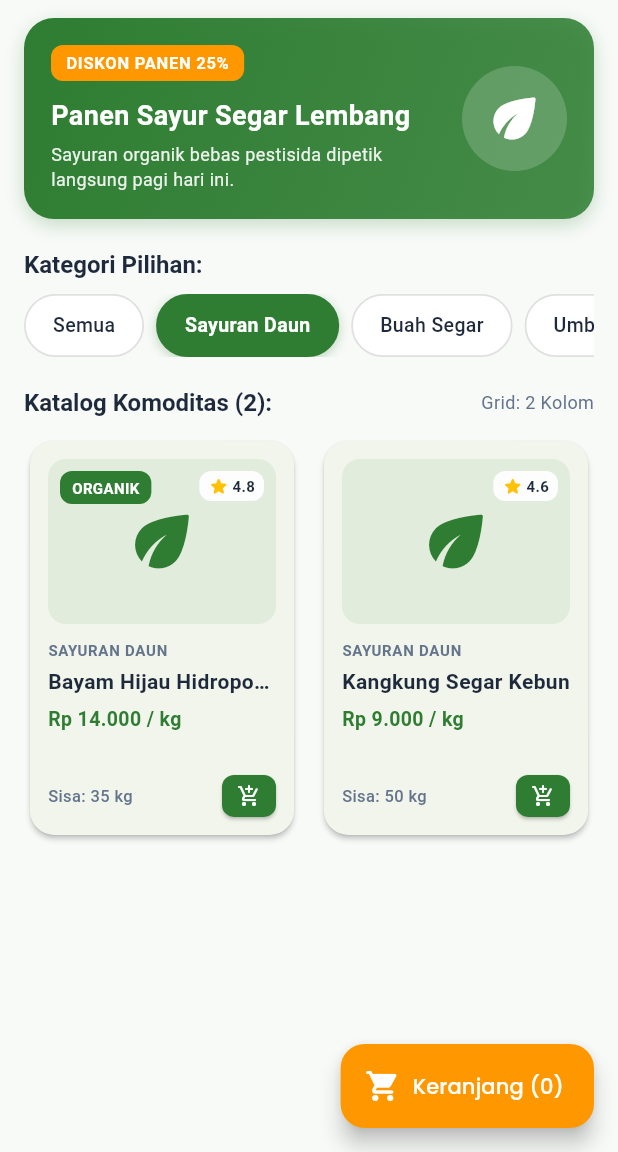
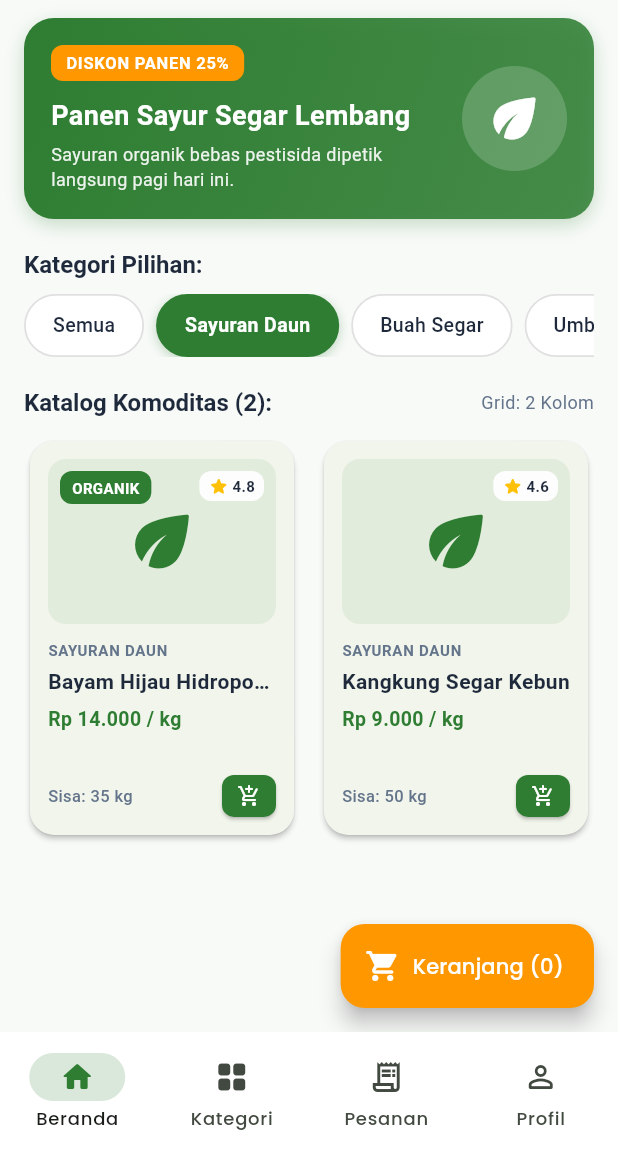
Before and after one commit to nasri1110/flutter-1, a Flutter app: the screen it shows after launch, after a tap on "Sayuran Daun", on a phone screen of 412 x 824 dp, the part 84-1236 px from its top. Run offline on Flutter 3.47's test engine with Material 3 defaults, Android fonts, the phone set to English and light mode, and no system bars; our stand-ins replace google_fonts.

Commit message:
feat(ui): implement M3 NavigationBar shell with 4 tabs, CustomButton, and SectionHeader

```diff
--- /dev/null
+++ b/lib/features/category/categories_screen.dart
@@ -0,0 +1,45 @@
+import 'package:flutter/material.dart';
+import 'package:sayur_hub/core/mock/mock_produce_data.dart';
+import 'package:sayur_hub/core/theme/app_colors.dart';
+import 'package:sayur_hub/core/utils/catalog_processor.dart';
+
+class CategoriesScreen extends StatelessWidget {
+  const CategoriesScreen({super.key});
+
+  @override
+  Widget build(BuildContext context) {
+    final categories = CatalogProcessor.getProduceCategories(MockProduceData.products).toList();
+
+    return Scaffold(
+      appBar: AppBar(title: const Text('Kategori Sayur & Buah')),
+      body: ListView.separated(
+        padding: const EdgeInsets.all(16),
+        itemCount: categories.length,
+        separatorBuilder: (_, __) => const SizedBox(height: 10),
+        itemBuilder: (context, index) {
+          final cat = categories[index];
+          return Card(
+            elevation: 0,
+            shape: RoundedRectangleBorder(
+              borderRadius: BorderRadius.circular(14),
+              side: BorderSide(color: Colors.grey.shade200),
+            ),
+            child: ListTile(
+              leading: Container(
+                padding: const EdgeInsets.all(10),
+                decoration: BoxDecoration(
+                  color: AppColors.primaryGreen.withOpacity(0.1),
+                  shape: BoxShape.circle,
+                ),
+                child: const Icon(Icons.eco_rounded, color: AppColors.primaryGreen),
+              ),
+              title: Text(cat, style: const TextStyle(fontWeight: FontWeight.bold)),
+              trailing: const Icon(Icons.arrow_forward_ios_rounded, size: 16),
+              onTap: () {},
+            ),
+          );
+        },
+      ),
+    );
+  }
+}
--- /dev/null
+++ b/lib/features/main_navigation_shell.dart
@@ -0,0 +1,71 @@
+import 'package:flutter/material.dart';
+import 'package:sayur_hub/core/theme/app_colors.dart';
+import 'package:sayur_hub/features/category/categories_screen.dart';
+import 'package:sayur_hub/features/home/home_screen.dart';
+import 'package:sayur_hub/features/orders/order_history_screen.dart';
+import 'package:sayur_hub/features/profile/profile_screen.dart';
+
+/// Kerangka navigasi utama aplikasi SayurHub (Shell Navigation)
+/// Memadukan IndexedStack untuk preservasi state halaman dan NavigationBar M3
+class MainNavigationShell extends StatefulWidget {
+  const MainNavigationShell({super.key});
+
+  @override
+  State<MainNavigationShell> createState() => _MainNavigationShellState();
+}
+
+class _MainNavigationShellState extends State<MainNavigationShell> {
+  int _activeTabIndex = 0;
+
+  // Daftar 4 halaman utama yang dikelola dalam memori
+  final List<Widget> _screens = const [
+    HomeScreen(),
+    CategoriesScreen(),
+    OrderHistoryScreen(),
+    ProfileScreen(),
+  ];
+
+  @override
+  Widget build(BuildContext context) {
+    return Scaffold(
+      // IndexedStack menjaga posisi scroll dan status memori pada setiap tab
+      body: IndexedStack(
+        index: _activeTabIndex,
+        children: _screens,
+      ),
+      bottomNavigationBar: NavigationBar(
+        selectedIndex: _activeTabIndex,
+        onDestinationSelected: (int selectedIndex) {
+          setState(() {
+            _activeTabIndex = selectedIndex;
+          });
+        },
+        elevation: 3,
+        backgroundColor: Colors.white,
+        indicatorColor: AppColors.primaryGreen.withOpacity(0.18),
+        destinations: const [
+          NavigationDestination(
+            icon: Icon(Icons.home_outlined),
+            selectedIcon: Icon(Icons.home_rounded, color: AppColors.primaryGreen),
+            label: 'Beranda',
+          ),
+          NavigationDestination(
+            icon: Icon(Icons.grid_view_rounded),
+            selectedIcon: Icon(Icons.grid_view_sharp, color: AppColors.primaryGreen),
+            label: 'Kategori',
+          ),
+          NavigationDestination(
+            icon: Icon(Icons.receipt_long_outlined),
+            selectedIcon: Icon(Icons.receipt_long_rounded, color: AppColors.primaryGreen),
+            label: 'Pesanan',
+          ),
+          NavigationDestination(
+            icon: Icon(Icons.person_outline_rounded),
+            selectedIcon: Icon(Icons.person_rounded, color: AppColors.primaryGreen),
+            label: 'Profil',
+          ),
+        ],
+      ),
+    );
+  }
+}
--- /dev/null
+++ b/lib/features/orders/order_history_screen.dart
@@ -0,0 +1,42 @@
+import 'package:flutter/material.dart';
+import 'package:sayur_hub/core/theme/app_colors.dart';
+
+class OrderHistoryScreen extends StatelessWidget {
+  const OrderHistoryScreen({super.key});
+
+  @override
+  Widget build(BuildContext context) {
+    return Scaffold(
+      appBar: AppBar(title: const Text('Riwayat Belanja')),
+      body: Center(
+        child: Padding(
+          padding: const EdgeInsets.all(24.0),
+          child: Column(
+            mainAxisAlignment: MainAxisAlignment.center,
+            children: [
+              Container(
+                padding: const EdgeInsets.all(20),
+                decoration: BoxDecoration(
+                  color: AppColors.accentOrange.withOpacity(0.12),
+                  shape: BoxShape.circle,
+                ),
+                child: const Icon(Icons.receipt_long_rounded, size: 54, color: AppColors.accentOrange),
+              ),
+              const SizedBox(height: 16),
+              const Text(
+                'Belum Ada Pesanan Aktif',
+                style: TextStyle(fontSize: 18, fontWeight: FontWeight.bold),
+              ),
+              const SizedBox(height: 8),
+              const Text(
+                'Sayuran segar Anda yang sedang dipetik atau dikirim kurir akan muncul di sini.',
+                style: TextStyle(color: AppColors.textMuted, fontSize: 13),
+                textAlign: TextAlign.center,
+              ),
+            ],
+          ),
+        ),
+      ),
+    );
+  }
+}
--- /dev/null
+++ b/lib/features/profile/profile_screen.dart
@@ -0,0 +1,70 @@
+import 'package:flutter/material.dart';
+import 'package:sayur_hub/core/theme/app_colors.dart';
+import 'package:sayur_hub/shared/widgets/custom_button.dart';
+
+class ProfileScreen extends StatelessWidget {
+  const ProfileScreen({super.key});
+
+  @override
+  Widget build(BuildContext context) {
+    return Scaffold(
+      appBar: AppBar(title: const Text('Profil Pengguna')),
+      body: SingleChildScrollView(
+        padding: const EdgeInsets.all(20),
+        child: Column(
+          children: [
+            const Center(
+              child: CircleAvatar(
+                radius: 46,
+                backgroundColor: AppColors.primaryGreen,
+                child: Icon(Icons.person_rounded, size: 54, color: Colors.white),
+              ),
+            ),
+            const SizedBox(height: 14),
+            const Text(
+              'Siti Nurhaliza',
+              style: TextStyle(fontSize: 20, fontWeight: FontWeight.bold),
+            ),
+            const Text(
+              'siti@smkrpl.sch.id | +62 812-3456-7890',
+              style: TextStyle(color: AppColors.textMuted, fontSize: 13),
+            ),
+            const SizedBox(height: 28),
+            ListTile(
+              leading: const Icon(Icons.location_on_outlined, color: AppColors.primaryGreen),
+              title: const Text('Alamat Rumah Terdaftar'),
+              subtitle: const Text('Jl. Merdeka No. 45, Bandung Barat'),
+              trailing: const Icon(Icons.edit_outlined, size: 18),
+              onTap: () {},
+            ),
+            const Divider(),
+            ListTile(
+              leading: const Icon(Icons.lock_outline_rounded, color: AppColors.primaryGreen),
+              title: const Text('Keamanan & Kata Sandi'),
+              trailing: const Icon(Icons.arrow_forward_ios_rounded, size: 16),
+              onTap: () {},
+            ),
+            const Divider(),
+            ListTile(
+              leading: const Icon(Icons.help_outline_rounded, color: AppColors.primaryGreen),
+              title: const Text('Pusat Bantuan & Petani Mitra'),
+              trailing: const Icon(Icons.arrow_forward_ios_rounded, size: 16),
+              onTap: () {},
+            ),
+            const SizedBox(height: 32),
+            CustomButton(
+              text: 'Keluar dari Akun',
+              icon: Icons.logout_rounded,
+              backgroundColor: Colors.red.shade700,
+              onPressed: () {
+                ScaffoldMessenger.of(context).showSnackBar(
+                  const SnackBar(content: Text('Sesi logout akan diaktifkan di Modul 17!')),
+                );
+              },
+            ),
+          ],
+        ),
+      ),
+    );
+  }
+}
--- a/lib/main.dart
+++ b/lib/main.dart
@@ -1,6 +1,6 @@
 import 'package:flutter/material.dart';
 import 'package:sayur_hub/core/theme/app_theme.dart';
-import 'package:sayur_hub/features/home/home_screen.dart';
+import 'package:sayur_hub/features/main_navigation_shell.dart';
 
 void main() {
   runApp(const SayurHubRootApp());
@@ -16,7 +16,7 @@ class SayurHubRootApp extends StatelessWidget {
       title: 'SayurHub',
       debugShowCheckedModeBanner: false,
       theme: AppTheme.lightTheme,
-      home: const HomeScreen(),
+      home: const MainNavigationShell(),
     );
   }
 }
--- /dev/null
+++ b/lib/shared/widgets/custom_button.dart
@@ -0,0 +1,70 @@
+import 'package:flutter/material.dart';
+import 'package:sayur_hub/core/theme/app_colors.dart';
+
+/// Tombol aksi standar produksi aplikasi SayurHub
+/// Mendukung ikon opsional, penonaktifan otomatis saat loading, dan sudut tumpul M3
+class CustomButton extends StatelessWidget {
+  final String text;
+  final VoidCallback? onPressed;
+  final bool isLoading;
+  final IconData? icon;
+  final Color? backgroundColor;
+
+  const CustomButton({
+    super.key,
+    required this.text,
+    required this.onPressed,
+    this.isLoading = false,
+    this.icon,
+    this.backgroundColor,
+  });
+
+  @override
+  Widget build(BuildContext context) {
+    final Color buttonColor = backgroundColor ?? AppColors.primaryGreen;
+
+    return SizedBox(
+      width: double.infinity,
+      height: 50,
+      child: ElevatedButton(
+        onPressed: isLoading ? null : onPressed,
+        style: ElevatedButton.styleFrom(
+          backgroundColor: buttonColor,
+          foregroundColor: Colors.white,
+          disabledBackgroundColor: buttonColor.withOpacity(0.6),
+          shape: RoundedRectangleBorder(
+            borderRadius: BorderRadius.circular(14),
+          ),
+          elevation: 0,
+        ),
+        child: isLoading
+            ? const SizedBox(
+                width: 22,
+                height: 22,
+                child: CircularProgressIndicator(
+                  strokeWidth: 2.5,
+                  valueColor: AlwaysStoppedAnimation<Color>(Colors.white),
+                ),
+              )
+            : Row(
+                mainAxisAlignment: MainAxisAlignment.center,
+                mainAxisSize: MainAxisSize.min,
+                children: [
+                  if (icon != null) ...[
+                    Icon(icon, size: 20),
+                    const SizedBox(width: 8),
+                  ],
+                  Text(
+                    text,
+                    style: const TextStyle(
+                      fontSize: 15,
+                      fontWeight: FontWeight.bold,
+                      letterSpacing: 0.3,
+                    ),
+                  ),
+                ],
+              ),
+      ),
+    );
+  }
+}
--- /dev/null
+++ b/lib/shared/widgets/section_header.dart
@@ -0,0 +1,49 @@
+import 'package:flutter/material.dart';
+import 'package:sayur_hub/core/theme/app_colors.dart';
+
+/// Komponen judul bagian dengan tombol aksi sekunder di sisi kanan
+class SectionHeader extends StatelessWidget {
+  final String title;
+  final String? actionText;
+  final VoidCallback? onActionTap;
+
+  const SectionHeader({
+    super.key,
+    required this.title,
+    this.actionText,
+    this.onActionTap,
+  });
+
+  @override
+  Widget build(BuildContext context) {
+    return Row(
+      mainAxisAlignment: MainAxisAlignment.spaceBetween,
+      children: [
+        Text(
+          title,
+          style: Theme.of(context).textTheme.titleLarge?.copyWith(
+                fontSize: 17,
+                fontWeight: FontWeight.bold,
+                color: AppColors.textDark,
+              ),
+        ),
+        if (actionText != null && onActionTap != null)
+          InkWell(
+            onTap: onActionTap,
+            borderRadius: BorderRadius.circular(6),
+            child: Padding(
+              padding: const EdgeInsets.symmetric(horizontal: 4.0, vertical: 2.0),
+              child: Text(
+                actionText!,
+                style: const TextStyle(
+                  color: AppColors.primaryGreen,
+                  fontSize: 13,
+                  fontWeight: FontWeight.w600,
+                ),
+              ),
+            ),
+          ),
+      ],
+    );
+  }
+}
```
